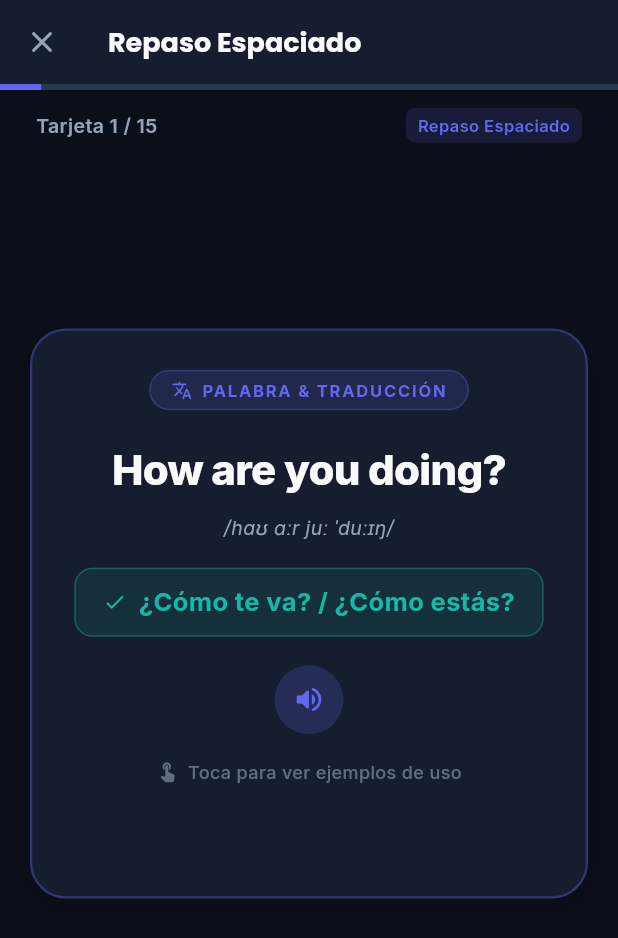
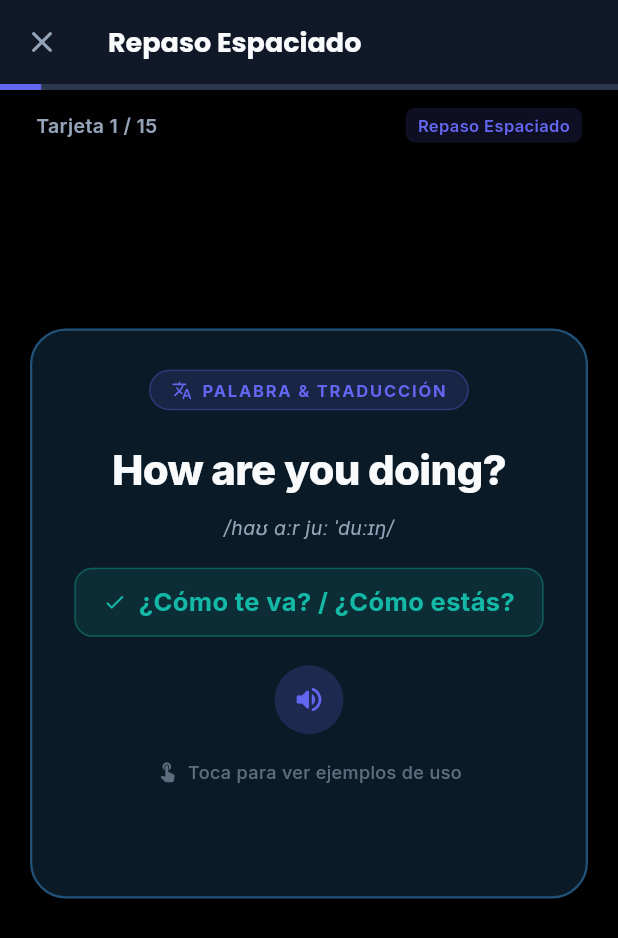
Before and after one commit to eestebanOV/easyenglish, a Flutter app: the screen it shows after launch, after a tap on "Omitir", after a tap on "Comenzar Repaso", on a phone screen of 412 x 824 dp. Shown: the top 938 px of the screen. Run offline on Flutter 3.47's test engine with Material 3 defaults, Android fonts, the phone set to English and light mode, and no system bars; our stand-ins replace fl_chart, flutter_local_notifications, flutter_timezone, flutter_tts, google_fonts, hive_flutter and 1 more; missing offline and left inert: app_settings; accounts and stored records are empty.

Commit message:
feat(ui): implement category pastel cards, pure black/white theme, fix quiz i18n & remove test notifs

```diff
--- a/lib/providers/flashcard_provider.dart
+++ b/lib/providers/flashcard_provider.dart
@@ -1,5 +1,5 @@
 import 'dart:convert';
-import 'package:flutter/foundation.dart' hide Category;
+import 'package:flutter/material.dart';
 import 'package:flutter/services.dart';
 import '../core/srs_engine.dart';
 import '../models/flashcard.dart';
@@ -7,6 +7,7 @@ import '../models/card_progress.dart';
 import '../models/category.dart';
 import '../models/user_stats.dart';
 import '../services/storage_service.dart';
+import '../theme/app_theme.dart';
 
 class FlashcardProvider extends ChangeNotifier {
   final StorageService _storage = StorageService();
@@ -146,6 +147,19 @@ class FlashcardProvider extends ChangeNotifier {
     return (learned / catCards.length) * 100;
   }
 
+  Category? getCategory(String categoryId) {
+    try {
+      return _categories.firstWhere((c) => c.id == categoryId);
+    } catch (_) {
+      return null;
+    }
+  }
+
+  Color getCategoryColor(String categoryId) {
+    final cat = getCategory(categoryId);
+    return cat?.color ?? AppTheme.primary;
+  }
+
   Future<void> recordCardReview(String cardId, int quality) async {
     final currentProgress = getProgressForCard(cardId);
 
--- a/lib/providers/settings_provider.dart
+++ b/lib/providers/settings_provider.dart
@@ -76,6 +76,9 @@ class SettingsProvider extends ChangeNotifier {
       'home.quizChallenge.desc': 'Pon a prueba tu vocabulario con 5 tipos de preguntas dinámicas.',
       'home.welcome.title': 'Bienvenido a EasyEnglish',
       'home.welcome.subtitle': 'Aprende vocabulario y verbos en inglés con repetición espaciada.',
+      'home.dominio': 'Dominio',
+      'home.studyNow': 'Estudiar ahora',
+      'home.reviews.empty': '¡Todo al día!',
 
       // Categories
       'cats.title': 'Categorías de Vocabulario',
@@ -300,6 +303,9 @@ class SettingsProvider extends ChangeNotifier {
       'home.quizChallenge.desc': 'Test your vocabulary with 5 dynamic question formats.',
       'home.welcome.title': 'Welcome to EasyEnglish',
       'home.welcome.subtitle': 'Learn English vocabulary and verbs with spaced repetition.',
+      'home.dominio': 'Mastery',
+      'home.studyNow': 'Study now',
+      'home.reviews.empty': 'All caught up!',
 
       // Categories
       'cats.title': 'Vocabulary Categories',
--- a/lib/screens/quiz_setup_screen.dart
+++ b/lib/screens/quiz_setup_screen.dart
@@ -87,10 +87,11 @@ class QuizSetupScreen extends StatelessWidget {
                 children: allCategories.map((cat) {
                   final bool isSelected = quiz.selectedCategoryIds.contains(cat.id);
                   final cardCount = flashcards.allCards.where((c) => c.categoryId == cat.id).length;
+                  final isEs = settings.languageCode == 'es';
 
                   return FilterChip(
                     label: Text(
-                      '${cat.nameEs} ($cardCount)',
+                      '${isEs ? cat.nameEs : cat.name} ($cardCount)',
                       style: TextStyle(
                         fontSize: 12,
                         fontWeight: isSelected ? FontWeight.bold : FontWeight.normal,
@@ -98,10 +99,10 @@ class QuizSetupScreen extends StatelessWidget {
                       ),
                     ),
                     selected: isSelected,
-                    selectedColor: AppTheme.primary,
+                    selectedColor: cat.color,
                     backgroundColor: context.cardBg,
                     side: BorderSide(
-                      color: isSelected ? AppTheme.primary : context.border,
+                      color: isSelected ? cat.color : context.border,
                       width: isSelected ? 1.5 : 1.0,
                     ),
                     avatar: isSelected ? const Icon(Icons.check, size: 14, color: Colors.white) : null,
--- a/lib/screens/settings_screen.dart
+++ b/lib/screens/settings_screen.dart
@@ -306,74 +306,6 @@ class SettingsScreen extends StatelessWidget {
                 ],
               ),
             ),
-            const SizedBox(height: 10),
-
-            // Notification Testing Cards
-            Container(
-              decoration: BoxDecoration(
-                color: context.cardBg,
-                borderRadius: BorderRadius.circular(AppTheme.radiusLg),
-                border: Border.all(color: context.border),
-                boxShadow: context.cardShadow,
-              ),
-              child: Column(
-                children: [
-                  ListTile(
-                    leading: const Icon(
-                      Icons.bolt_rounded,
-                      color: AppTheme.accentAmber,
-                    ),
-                    title: Text(
-                      t('settings.notif.testInstant'),
-                      style: TextStyle(color: context.textPrimary, fontWeight: FontWeight.w600, fontSize: 14),
-                    ),
-                    subtitle: Text('Dispara una notificación ahora mismo', style: TextStyle(color: context.textSecondary, fontSize: 12)),
-                    trailing: const Icon(
-                      Icons.play_arrow_rounded,
-                      color: AppTheme.accentAmber,
-                    ),
-                    onTap: () async {
-                      await settings.sendTestInstantNotification();
-                      if (context.mounted) {
-                        ScaffoldMessenger.of(context).showSnackBar(
-                          SnackBar(
-                            content: Text(t('settings.notif.sentInstant')),
-                            duration: const Duration(seconds: 2),
-                          ),
-                        );
-                      }
-                    },
-                  ),
-                  Divider(color: context.border, height: 1),
-                  ListTile(
-                    leading: const Icon(
-                      Icons.timer_outlined,
-                      color: AppTheme.accent,
-                    ),
-                    title: Text(
-                      t('settings.notif.testScheduled'),
-                      style: TextStyle(color: context.textPrimary, fontWeight: FontWeight.w600, fontSize: 14),
-                    ),
-                    subtitle: Text('Espera 3 segundos con la app abierta o cerrada', style: TextStyle(color: context.textSecondary, fontSize: 12)),
-                    trailing: const Icon(
-                      Icons.play_arrow_rounded,
-                      color: AppTheme.accent,
-                    ),
-                    onTap: () async {
-                      await settings.sendTestScheduledNotification();
-                      if (context.mounted) {
-                        ScaffoldMessenger.of(context).showSnackBar(
-                          SnackBar(
-                            content: Text(t('settings.notif.scheduledSent')),
-                            duration: const Duration(seconds: 2),
-                          ),
-                        );
-                      }
-                    },
-                  ),
-                ],
-              ),
-            ),
             const SizedBox(height: 24),
 
             // --- PINNED ITEM NOTIFICATIONS GROUP ---
@@ -631,14 +563,17 @@ class _ItemNotificationAccordionState extends State<_ItemNotificationAccordion>
       );
     }
 
+    final catColor = widget.flashcardProvider.getCategoryColor(config.categoryId);
+
     return Container(
       decoration: BoxDecoration(
-        color: context.cardBg,
+        color: catColor.withValues(alpha: context.isDark ? 0.16 : 0.08),
         borderRadius: BorderRadius.circular(AppTheme.radiusLg),
         border: Border.all(
           color: config.isEnabled
-              ? AppTheme.primary.withValues(alpha: 0.35)
+              ? catColor.withValues(alpha: context.isDark ? 0.40 : 0.25)
               : context.border,
+          width: 1.2,
         ),
         boxShadow: context.cardShadow,
       ),
--- a/lib/theme/app_theme.dart
+++ b/lib/theme/app_theme.dart
@@ -21,8 +21,8 @@ class AppTheme {
   static const Color warning = Color(0xFFF59E0B);
   static const Color warningLight = Color(0xFFFBBF24);
 
-  // Light Mode Surfaces (Clean Cloud & Slate)
-  static const Color lightBg = Color(0xFFF8FAFC); // Slate 50
+  // Light Mode Surfaces (Pure White)
+  static const Color lightBg = Color(0xFFFFFFFF); // Pure White
   static const Color lightSurface = Color(0xFFFFFFFF);
   static const Color lightCard = Color(0xFFFFFFFF);
   static const Color lightCardSecondary = Color(0xFFF1F5F9); // Slate 100
@@ -30,10 +30,10 @@ class AppTheme {
   static const Color lightText = Color(0xFF0F172A); // Slate 900
   static const Color lightTextSecondary = Color(0xFF64748B); // Slate 500
 
-  // Dark Mode Surfaces (Midnight Navy & Slate)
-  static const Color darkBg = Color(0xFF0B0F19); // Midnight Deep Slate
-  static const Color darkSurface = Color(0xFF151D2E);
-  static const Color darkCard = Color(0xFF151D2E);
+  // Dark Mode Surfaces (Pure Black)
+  static const Color darkBg = Color(0xFF000000); // Pure Black
+  static const Color darkSurface = Color(0xFF111827);
+  static const Color darkCard = Color(0xFF1A1A2E);
   static const Color darkCardSecondary = Color(0xFF1E293B); // Slate 800
   static const Color darkBorder = Color(0xFF2A374D);
   static const Color darkText = Color(0xFFF8FAFC); // Slate 50
--- a/lib/widgets/category_card.dart
+++ b/lib/widgets/category_card.dart
@@ -30,10 +30,10 @@ class CategoryCard extends StatelessWidget {
         child: Container(
           padding: const EdgeInsets.all(16),
           decoration: BoxDecoration(
-            color: context.cardBg,
+            color: category.color.withValues(alpha: context.isDark ? 0.16 : 0.08),
             borderRadius: BorderRadius.circular(AppTheme.radiusLg),
             border: Border.all(
-              color: category.color.withValues(alpha: context.isDark ? 0.35 : 0.25),
+              color: category.color.withValues(alpha: context.isDark ? 0.38 : 0.22),
               width: 1.2,
             ),
             boxShadow: context.cardShadow,
--- a/lib/widgets/flashcard_widget.dart
+++ b/lib/widgets/flashcard_widget.dart
@@ -3,6 +3,7 @@ import 'package:flutter/material.dart';
 import 'package:provider/provider.dart';
 
 import '../models/flashcard.dart';
+import '../providers/flashcard_provider.dart';
 import '../providers/settings_provider.dart';
 import '../services/tts_service.dart';
 import '../theme/app_theme.dart';
@@ -128,16 +129,17 @@ class _FlashcardWidgetState extends State<FlashcardWidget>
   /// LADO 1: INGLÉS + TRADUCCIÓN AL ESPAÑOL + PRONUNCIACIÓN + BOCINA
   Widget _buildFront(BuildContext context) {
     final t = context.read<SettingsProvider>().translate;
+    final catColor = context.read<FlashcardProvider>().getCategoryColor(widget.card.categoryId);
 
     return Container(
       width: double.infinity,
       constraints: const BoxConstraints(minHeight: 380),
       padding: const EdgeInsets.symmetric(horizontal: 24.0, vertical: 26.0),
       decoration: BoxDecoration(
-        color: context.cardBg,
+        color: catColor.withValues(alpha: context.isDark ? 0.16 : 0.08),
         borderRadius: BorderRadius.circular(AppTheme.radiusXl),
         border: Border.all(
-          color: AppTheme.primary.withValues(alpha: context.isDark ? 0.35 : 0.25),
+          color: catColor.withValues(alpha: context.isDark ? 0.40 : 0.25),
           width: 1.5,
         ),
         boxShadow: context.cardShadow,
@@ -437,6 +439,7 @@ class _FlashcardWidgetState extends State<FlashcardWidget>
   Widget _buildBack(BuildContext context) {
     final currentExample = _examplesList[_exampleIndex % _examplesList.length];
     final t = context.read<SettingsProvider>().translate;
+    final catColor = context.read<FlashcardProvider>().getCategoryColor(widget.card.categoryId);
 
     return Transform(
       alignment: Alignment.center,
@@ -446,10 +449,10 @@ class _FlashcardWidgetState extends State<FlashcardWidget>
         constraints: const BoxConstraints(minHeight: 380),
         padding: const EdgeInsets.symmetric(horizontal: 24.0, vertical: 26.0),
         decoration: BoxDecoration(
-          color: context.cardBg,
+          color: catColor.withValues(alpha: context.isDark ? 0.16 : 0.08),
           borderRadius: BorderRadius.circular(AppTheme.radiusXl),
           border: Border.all(
-            color: AppTheme.accent.withValues(alpha: context.isDark ? 0.45 : 0.3),
+            color: catColor.withValues(alpha: context.isDark ? 0.40 : 0.25),
             width: 1.5,
           ),
           boxShadow: context.cardShadow,
```
Also changed, not shown: lib/screens/category_detail_screen.dart (+9 -8 lines), lib/screens/quiz_play_screen.dart (+28 -41 lines), lib/screens/suggestions_screen.dart (+4 -3 lines).
